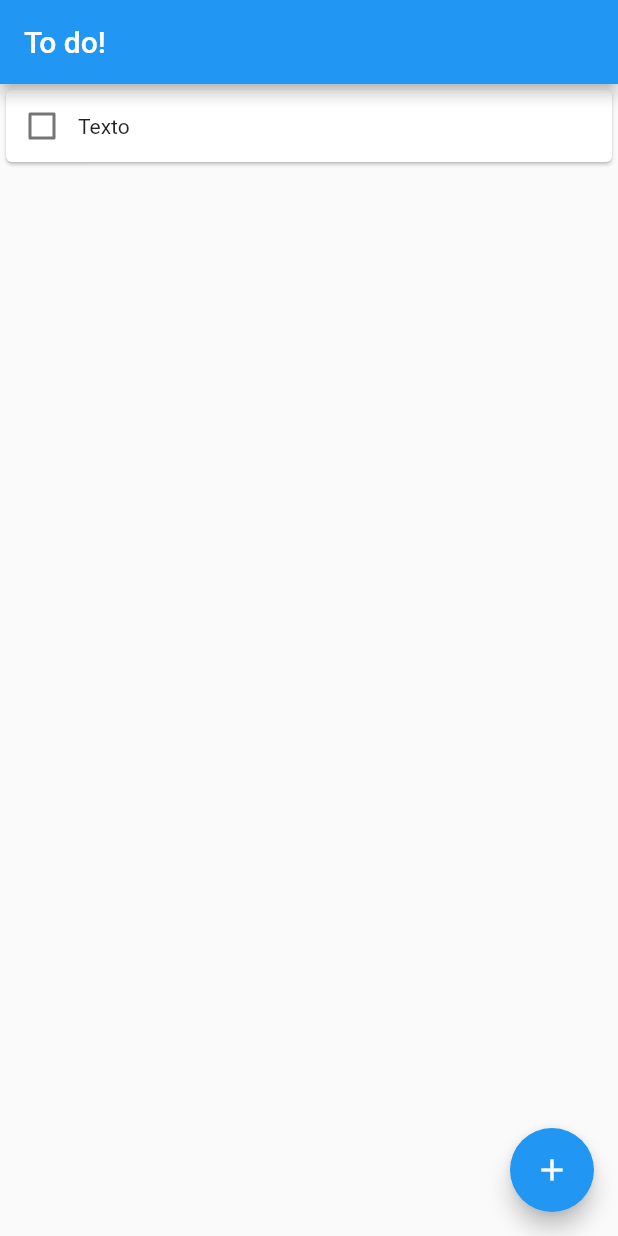
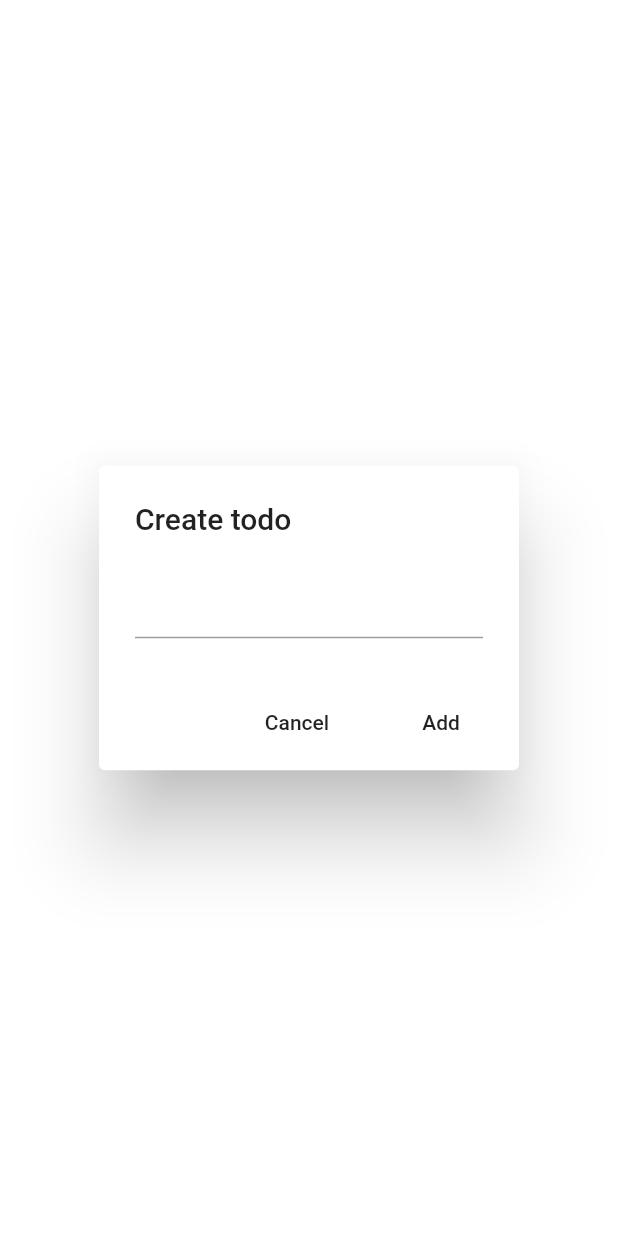
Before and after one commit to CynthiaRaphaella/workshop_flutter, a Flutter app: the screen it shows after launch, after a tap on the "add" icon, on a phone screen of 412 x 824 dp. Run offline on Flutter 3.47's test engine with Material 2 defaults, Android fonts, the phone set to English and light mode, and no system bars.

Commit message:
Add screen to create todo item

```diff
--- a/lib/screens/home.dart
+++ b/lib/screens/home.dart
@@ -1,5 +1,6 @@
 import 'package:flutter/material.dart';
 import 'package:workshop_flutter/data/item.dart';
+import 'package:workshop_flutter/screens/new_todo.dart';
 import 'package:workshop_flutter/widgets/todo_item.dart';
 import 'package:workshop_flutter/widgets/todo_list.dart';
 
@@ -15,12 +16,19 @@ class HomeScreenState extends State<HomeScreen> {
         appBar: AppBar(title: Text("To do!")),
         body: TodoList(items: widget.items),
         floatingActionButton: FloatingActionButton(
-          onPressed: () => setState(() {
-              widget.items.add(new TodoItem(item: new Item(description: "Texto"), callback: _toggleTodo));
-          }),
+          onPressed: () => _createNewTodo(),
           child: Icon(Icons.add),
         ),
       );
+
+    _createNewTodo() async {
+      final result = await Navigator.of(context).push(
+                new MaterialPageRoute(builder: (context) => new NewTodo())
+              );
+      setState(() {
+        widget.items.add(new TodoItem(item: result, callback: _toggleTodo));
+      });
+  }
 
   _toggleTodo(Item todo, bool isChecked) {
     setState(() {
--- /dev/null
+++ b/lib/screens/new_todo.dart
@@ -0,0 +1,34 @@
+import 'package:flutter/material.dart';
+import 'package:workshop_flutter/data/item.dart';
+
+
+class NewTodo extends StatelessWidget {
+  final controller = new TextEditingController();
+
+  @override
+  Widget build(BuildContext context) {
+    return AlertDialog(
+      title: Text('Create todo'),
+      content: TextField(
+        controller: controller
+      ),
+      actions: <Widget>[
+        FlatButton(
+          child: Text('Cancel'),
+          onPressed: () {
+            Navigator.of(context).pop();
+          },
+        ),
+        FlatButton(
+          child: Text('Add'),
+          onPressed: () {
+            final todo = new Item(description: controller.value.text);
+            controller.clear();
+
+            Navigator.of(context).pop(todo);
+          },
+        ),
+      ],
+    );
+  }
+}
```
